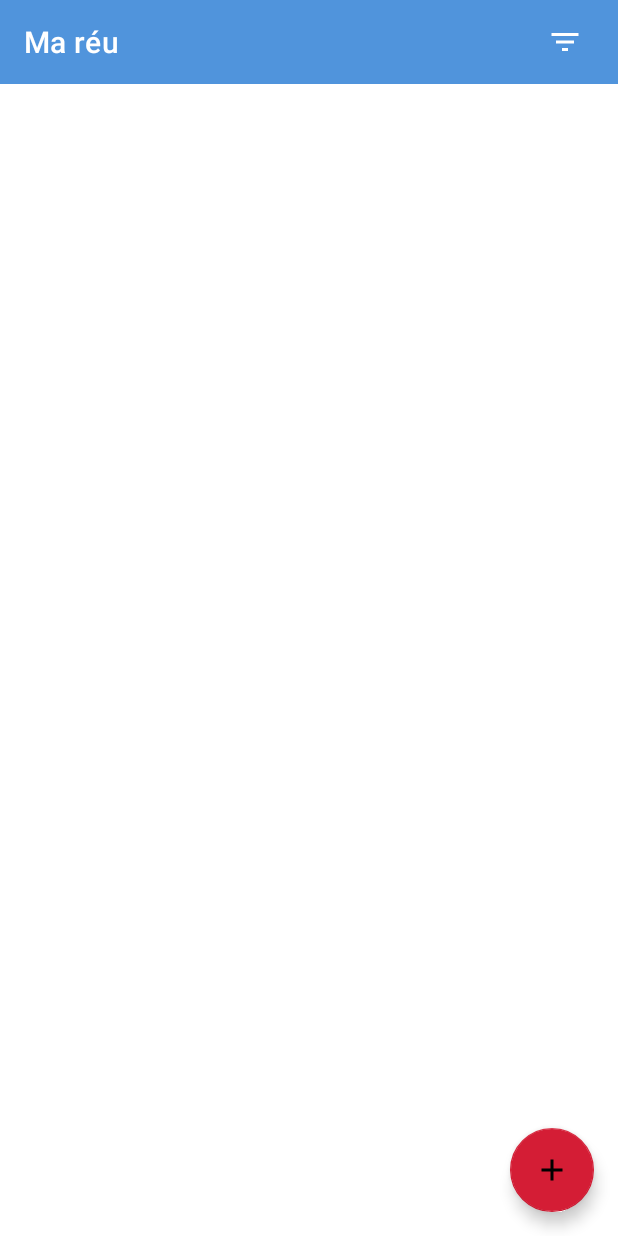
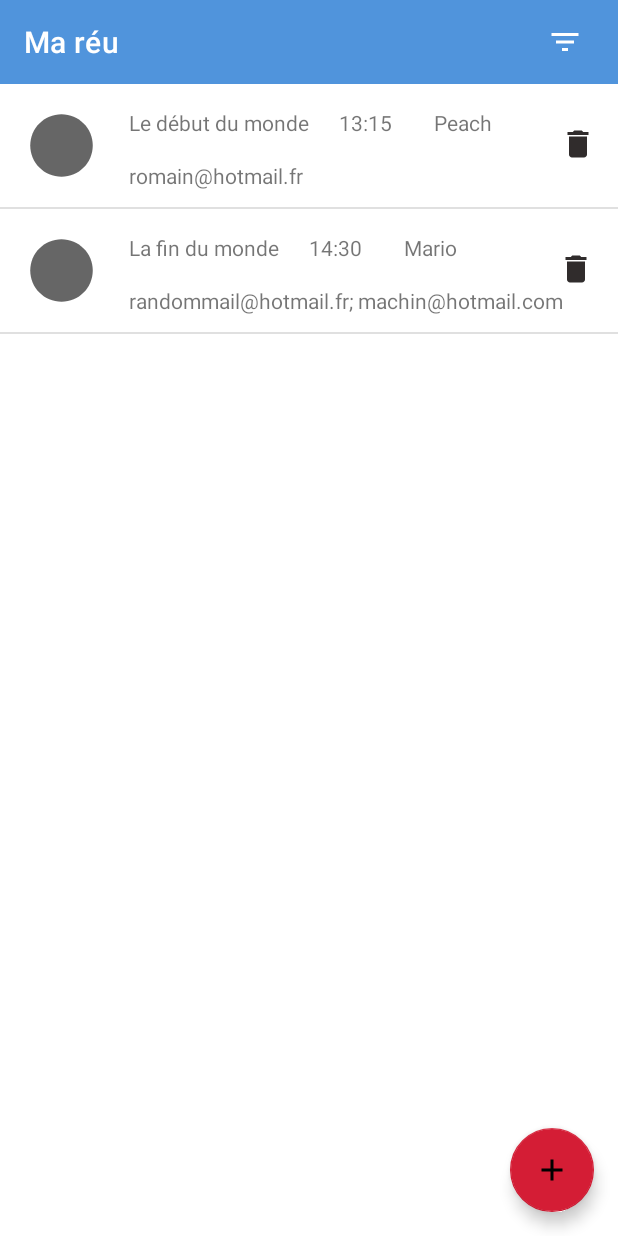
Before and after one commit to RomainSem/MaReu, an Android app: the screen it shows after launch (ListMeetingActivity), on a phone screen of 412 x 824 dp. Run offline under Robolectric (Android 15) with nearby library versions, the phone set to English and light mode, and no system bars.

Commit message:
TEXT COULD NOT BE PARSED AT INDEX 0 DATETIME

```diff
--- a/app/src/main/java/com/example/maru/di/DI.java
+++ b/app/src/main/java/com/example/maru/di/DI.java
@@ -14,7 +14,7 @@ public class DI {
      * Get an instance on @{@link MeetingApiService}
      * @return
      */
-    public static MeetingApiService getNeighbourApiService() {
+    public static MeetingApiService getMeetingApiService() {
         return service;
     }
 
--- a/app/src/main/java/com/example/maru/model/Meeting.java
+++ b/app/src/main/java/com/example/maru/model/Meeting.java
@@ -1,20 +1,15 @@
 package com.example.maru.model;
 
-import android.widget.DatePicker;
 
+import java.io.Serializable;
 import java.time.LocalDate;
 import java.time.LocalDateTime;
+import java.time.LocalTime;
 import java.util.Objects;
-import androidx.databinding.Bindable;
-import androidx.databinding.ObservableField;
-import androidx.databinding.ObservableInt;
-import androidx.lifecycle.LiveData;
-import androidx.lifecycle.MutableLiveData;
-import androidx.lifecycle.Transformations;
-import androidx.lifecycle.ViewModel;
 
 
-public class Meeting {
+
+public class Meeting implements Serializable {
 
     /** Identifier */
     private long id;
@@ -22,10 +17,10 @@ public class Meeting {
     private LocalDate date;
 
     /** Start of meeting */
-    private LocalDateTime startOfMeeting;
+    private LocalTime startOfMeeting;
 
     /** End of meeting */
-    private LocalDateTime endOfMeeting;
+    private LocalTime endOfMeeting;
 
     /** Room name */
     private String room;
@@ -37,7 +32,7 @@ public class Meeting {
     private String subject;
 
     /** Constructor */
-    public Meeting(long id,String subject, String room, String mail, LocalDate date, LocalDateTime startOfMeeting, LocalDateTime endOfMeeting ) {
+    public Meeting(long id,String subject, String room, String mail, LocalDate date, LocalTime startOfMeeting, LocalTime endOfMeeting ) {
         this.id = id;
         this.subject = subject;
         this.room = room;
@@ -58,11 +53,11 @@ public class Meeting {
         this.id = id;
     }
 
-    public LocalDateTime getStartOfMeeting() {
+    public LocalTime getStartOfMeeting() {
         return startOfMeeting;
     }
 
-    public void setStartOfMeeting(LocalDateTime startOfMeeting) {
+    public void setStartOfMeeting(LocalTime startOfMeeting) {
         this.startOfMeeting = startOfMeeting;
     }
 
@@ -74,11 +69,11 @@ public class Meeting {
         this.room = room;
     }
 
-    public LocalDateTime getEndOfMeeting() {
+    public LocalTime getEndOfMeeting() {
         return endOfMeeting;
     }
 
-    public void setEndOfMeeting(LocalDateTime endOfMeeting) {
+    public void setEndOfMeeting(LocalTime endOfMeeting) {
         this.endOfMeeting = endOfMeeting;
     }
 
--- a/app/src/main/java/com/example/maru/service/DummyMeetingGenerator.java
+++ b/app/src/main/java/com/example/maru/service/DummyMeetingGenerator.java
@@ -1,12 +1,6 @@
 package com.example.maru.service;
 
-import android.content.res.Resources;
-
-import androidx.annotation.StringRes;
-
-import com.example.maru.R;
 import com.example.maru.model.Meeting;
-import com.example.maru.model.Room;
 
 import java.time.LocalDate;
 import java.time.LocalDateTime;
@@ -17,28 +11,21 @@ import java.util.List;
 
 public abstract class DummyMeetingGenerator {
     public static List<Meeting> DUMMY_MEETINGS = Arrays.asList(
-            new Meeting(0, "La fin du monde",
+
+            new Meeting(0, "Le début du monde",
                     "Peach",
-                    "randommail@hotmail.fr",
+                    "romain@hotmail.fr",
                     LocalDate.of(2021,12,6),
-                    LocalDateTime.of(
-                    LocalDate.now(),
-                    LocalTime.of(12,30)),
-            LocalDateTime.of(
-                    LocalDate.now(),
-                    LocalTime.of(13,15))
-            ),
+                    LocalTime.of(13,15),
+                    LocalTime.of(13,45)),
+
             new Meeting(0, "La fin du monde",
                     "Mario",
-                    "randommail@hotmail.fr",
+                    "randommail@hotmail.fr" + "; " + "machin@hotmail.com",
                     LocalDate.of(2021,12,6),
-                    LocalDateTime.of(
-                            LocalDate.now(),
-                            LocalTime.of(12,30)),
-                    LocalDateTime.of(
-                            LocalDate.now(),
-                            LocalTime.of(13,15))
-            )
+                    LocalTime.of(14,30),
+                    LocalTime.of(15,0))
+
     );
 
     static List<Meeting> generateMeetings() { return new ArrayList<>(DUMMY_MEETINGS); }
--- a/app/src/main/java/com/example/maru/service/MeetingApiService.java
+++ b/app/src/main/java/com/example/maru/service/MeetingApiService.java
@@ -1,9 +1,6 @@
 package com.example.maru.service;
 
-import androidx.annotation.StringRes;
-
 import com.example.maru.model.Meeting;
-import com.example.maru.model.Room;
 
 import java.util.List;
 
@@ -16,9 +13,7 @@ public interface MeetingApiService {
      */
     List<Meeting> getMeetings();
 
-    List<Room>  getOccupiedRooms();
 
-    List<Room> getRooms();
 
     /**
      * Deletes a meeting
@@ -30,5 +25,4 @@ public interface MeetingApiService {
      */
     void createMeeting(Meeting meeting);
 
-    void setIsOccupied(@StringRes int name, boolean isOccupied);
 }
--- a/app/src/main/java/com/example/maru/ui_meeting_list/ListMeetingActivity.java
+++ b/app/src/main/java/com/example/maru/ui_meeting_list/ListMeetingActivity.java
@@ -23,7 +23,8 @@ public class ListMeetingActivity extends AppCompatActivity {
 
     private ActivityListMeetingBinding binding;
     private List<Meeting> meetings;
-    private MeetingApiService apiService = DI.getNeighbourApiService();
+    private MeetingApiService apiService = DI.getMeetingApiService();
+    ListMeetingPagerAdapter mPagerAdapter;
 
 
 
@@ -34,10 +35,11 @@ public class ListMeetingActivity extends AppCompatActivity {
         View view = binding.getRoot();
         setContentView(view);
 
-
+        mPagerAdapter = new ListMeetingPagerAdapter(getSupportFragmentManager());
+        binding.container.setAdapter(mPagerAdapter);
         getSupportActionBar().hide();
 
-        binding.filterButton.setOnClickListener(v -> finish() ); //TODO
+        binding.filterButton.setOnClickListener(v -> finish() ); //TODO FILTER
 
         binding.createMeeting.setOnClickListener(v -> AddMeetingActivity.navigate(this));
     }
--- a/app/src/main/java/com/example/maru/ui_meeting_list/ListMeetingPagerAdapter.java
+++ b/app/src/main/java/com/example/maru/ui_meeting_list/ListMeetingPagerAdapter.java
@@ -31,6 +31,6 @@ public class ListMeetingPagerAdapter extends FragmentPagerAdapter {
      */
     @Override
     public int getCount() {
-        return 2;
+        return 1;
     }
 }
--- a/app/src/main/java/com/example/maru/ui_meeting_list/MeetingFragment.java
+++ b/app/src/main/java/com/example/maru/ui_meeting_list/MeetingFragment.java
@@ -13,6 +13,7 @@ import android.view.View;
 import android.view.ViewGroup;
 
 import com.example.maru.R;
+import com.example.maru.databinding.ItemviewMeetingBinding;
 import com.example.maru.di.DI;
 import com.example.maru.model.Meeting;
 import com.example.maru.service.MeetingApiService;
@@ -34,7 +35,7 @@ public class MeetingFragment extends Fragment {
     @Override
     public void onCreate(Bundle savedInstanceState) {
         super.onCreate(savedInstanceState);
-        mApiService = DI.getNeighbourApiService();
+        mApiService = DI.getMeetingApiService();
 
     }
 
@@ -47,12 +48,14 @@ public class MeetingFragment extends Fragment {
         mRecyclerView.setLayoutManager(new LinearLayoutManager(context));
         mRecyclerView.addItemDecoration(new DividerItemDecoration(context, DividerItemDecoration.VERTICAL));
 
+
         return view;
+
     }
 
     private void initList() {
         mMeetings = mApiService.getMeetings();
-        mRecyclerView.setAdapter(new MyMeetingRecyclerViewAdapter(mMeetings));
+        mRecyclerView.setAdapter(new MyMeetingRecyclerViewAdapter(mMeetings, mApiService));
     }
 
     @Override
@@ -60,4 +63,15 @@ public class MeetingFragment extends Fragment {
         super.onResume();
         initList();
     }
+
+    @Override
+    public void onStart() {
+        super.onStart();
+    }
+
+    @Override
+    public void onStop() {
+        super.onStop();
+    }
+
 }
--- a/app/src/main/java/com/example/maru/ui_meeting_list/MyMeetingRecyclerViewAdapter.java
+++ b/app/src/main/java/com/example/maru/ui_meeting_list/MyMeetingRecyclerViewAdapter.java
@@ -2,36 +2,43 @@ package com.example.maru.ui_meeting_list;
 
 import androidx.recyclerview.widget.RecyclerView;
 
-import android.content.Intent;
+
 import android.view.LayoutInflater;
 import android.view.View;
 import android.view.ViewGroup;
-import android.widget.ImageButton;
-import android.widget.ImageView;
-import android.widget.TextView;
+import android.widget.Toast;
 
+
+import com.example.maru.databinding.ItemviewMeetingBinding;
+import com.example.maru.di.DI;
 import com.example.maru.model.Meeting;
 import com.example.maru.R;
-import com.example.maru.model.Meeting;
 
-import java.text.SimpleDateFormat;
+import com.example.maru.service.DummyMeetingApiService;
+import com.example.maru.service.MeetingApiService;
+import com.example.maru.utils.DateTimeHelper;
+
+
 import java.util.List;
-import java.util.SimpleTimeZone;
+
 
 public class MyMeetingRecyclerViewAdapter extends RecyclerView.Adapter<MyMeetingRecyclerViewAdapter.ViewHolder> {
 
     private final List<Meeting> mMeetings;
+    MeetingApiService mApiService;
 
 
-    public MyMeetingRecyclerViewAdapter(List<Meeting> items) {
-        mMeetings = items;
+    public MyMeetingRecyclerViewAdapter(List<Meeting> meetings, MeetingApiService mApiService) {
+        mMeetings = meetings;
+        this.mApiService = mApiService;
     }
 
     @Override
     public ViewHolder onCreateViewHolder(ViewGroup parent, int viewType) {
         View view = LayoutInflater.from(parent.getContext())
                 .inflate(R.layout.itemview_meeting, parent, false);
-        return new ViewHolder(view);
+        return new ViewHolder(ItemviewMeetingBinding.inflate(LayoutInflater.from(parent.getContext()), parent, false));
+
 
     }
 
@@ -39,7 +46,19 @@ public class MyMeetingRecyclerViewAdapter extends RecyclerView.Adapter<MyMeeting
     public void onBindViewHolder(final ViewHolder holder, int position) {
         Meeting meeting = mMeetings.get(position);
 
+        holder.binding.subject.setText(meeting.getSubject());
+        holder.binding.time.setText(DateTimeHelper.timeToString(meeting.getStartOfMeeting()));
+        holder.binding.roomName.setText(meeting.getRoom());
+        holder.binding.emails.setText(meeting.getMail());
 
+        holder.binding.deleteButton.setOnClickListener(new View.OnClickListener() {
+            @Override
+            public void onClick(View view) {
+                mApiService = DI.getMeetingApiService();
+                mApiService.deleteMeeting(meeting);
+                Toast.makeText(view.getContext(), "igejzrighjei", Toast.LENGTH_SHORT).show();
+            }
+        });
 
 
     }
@@ -50,29 +69,16 @@ public class MyMeetingRecyclerViewAdapter extends RecyclerView.Adapter<MyMeeting
     }
 
     public class ViewHolder extends RecyclerView.ViewHolder {
-
-        public final TextView subject;
-        public final TextView time;
-        public final TextView roomName;
-        public final TextView emails;
+        public ItemviewMeetingBinding binding;
 
 
 
-        public ViewHolder(View view) {
-            super(view);
-            subject = view.findViewById(R.id.subject);
-            time = view.findViewById(R.id.time);
-            roomName = view.findViewById(R.id.room_name);
-            emails = view.findViewById(R.id.emails);
+        public ViewHolder(ItemviewMeetingBinding binding) {
+            super(binding.getRoot());
+            this.binding = binding;
 
 
         }
 
-        public void displayMeetings(Meeting meeting) {
-            subject.setText(meeting.getSubject());
-          //  time.setText(AddMeetingActivity.getTimeFormatter()); //TODO
-            roomName.setText(meeting.getRoom());
-            emails.setText(meeting.getMail());
-        }
     }
 }
--- a/app/src/main/res/layout/activity_list_meeting.xml
+++ b/app/src/main/res/layout/activity_list_meeting.xml
@@ -41,6 +41,17 @@
 
     </androidx.appcompat.widget.Toolbar>
 
+    <androidx.viewpager.widget.ViewPager
+        android:id="@+id/container"
+        android:layout_width="match_parent"
+        android:layout_height="match_parent"
+        android:layout_marginTop="56dp"
+        app:layout_behavior="@string/appbar_scrolling_view_behavior"
+        app:layout_constraintBottom_toBottomOf="parent"
+        app:layout_constraintEnd_toEndOf="parent"
+        app:layout_constraintStart_toStartOf="parent"
+        app:layout_constraintTop_toTopOf="parent" />
+
     <com.google.android.material.floatingactionbutton.FloatingActionButton
         android:id="@+id/create_meeting"
         android:layout_width="wrap_content"
--- a/app/src/main/res/layout/itemview_meeting.xml
+++ b/app/src/main/res/layout/itemview_meeting.xml
@@ -55,16 +55,16 @@
         app:layout_constraintTop_toBottomOf="@+id/subject" />
 
     <ImageButton
-        android:id="@+id/delete_button"
+        android:id="@+id/deleteButton"
         android:layout_width="wrap_content"
         android:layout_height="wrap_content"
-        android:layout_marginTop="20dp"
+        android:layout_marginTop="16dp"
         android:background="@color/transparent"
-        android:contentDescription="delete"
+        android:contentDescription="delete meeting"
         android:minWidth="48dp"
         android:minHeight="48dp"
         app:layout_constraintEnd_toEndOf="parent"
-        app:layout_constraintHorizontal_bias="0.709"
+        app:layout_constraintHorizontal_bias="0.93"
         app:layout_constraintStart_toEndOf="@+id/room_name"
         app:layout_constraintTop_toTopOf="parent"
         app:srcCompat="@drawable/ic_baseline_delete_24" />
--- a/app/src/main/res/values/strings.xml
+++ b/app/src/main/res/values/strings.xml
@@ -1,17 +1,13 @@
 <resources>
     <string name="app_name">Ma réu</string>
-    <!-- TODO: Remove or change this placeholder text -->
-    <string name="hello_blank_fragment">Hello blank fragment</string>
-    <string name="peach">Peach</string>
-    <string name="mario">Mario</string>
-    <string name="luigi">Luigi</string>
-    <string name="donkey">Donkey</string>
-    <string name="toad">Toad</string>
-    <string name="yoshi">Yoshi</string>
-    <string name="wario">Wario</string>
-    <string name="kirby">Kirby</string>
-    <string name="zelda">Zelda</string>
-    <string name="link">Link</string>
+    <string name="heure_debut">Heure début</string>
+    <string name="heure_fin">Heure fin</string>
+    <string name="create">Create</string>
+    <string name="date">Date</string>
+    <string name="participants">Participants</string>
+    <string name="select_room">Select Room:</string>
+    <string name="sujet_de_la_r_union">Sujet de la réunion</string>
+
 
     <string-array name="room_choice">
         <item>Peach</item>
```
Also changed, not shown: app/src/main/java/com/example/maru/model/Room.java (deleted, +0 -50 lines), app/src/main/java/com/example/maru/service/DummyMeetingApiService.java (+4 -28 lines), app/src/main/java/com/example/maru/ui_meeting_list/AddMeetingActivity.java (+70 -52 lines), app/src/main/java/com/example/maru/utils/DateTimeHelper.java (added, +30 -0 lines), app/src/main/res/layout/activity_add_meeting.xml (+8 -8 lines).
